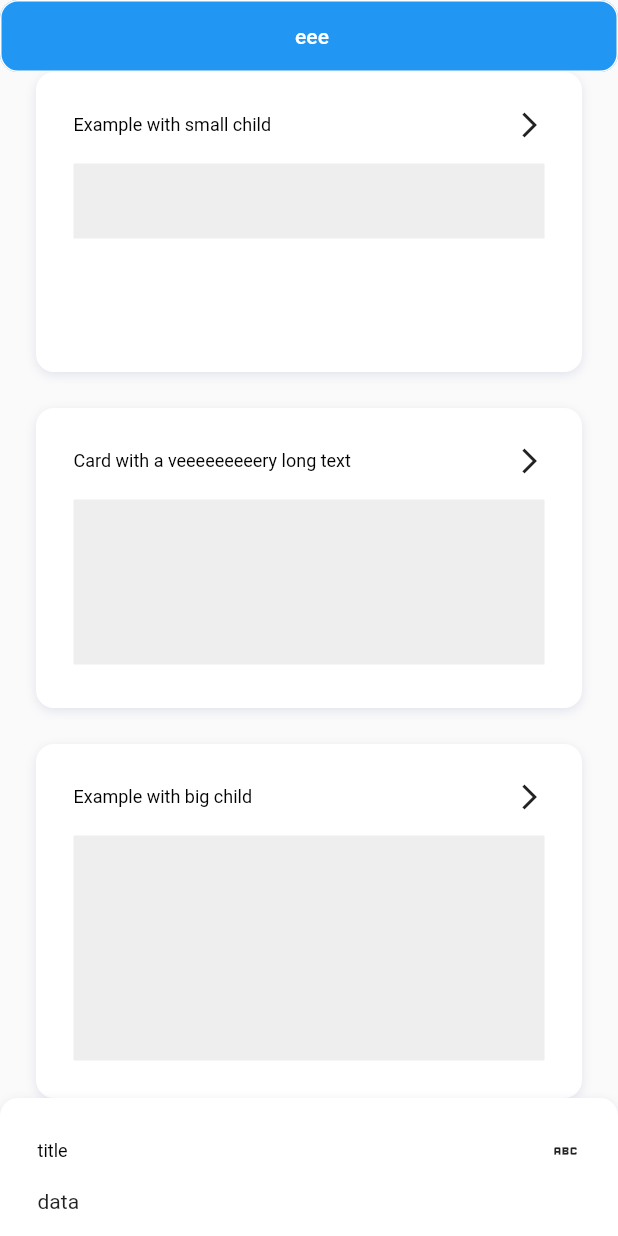
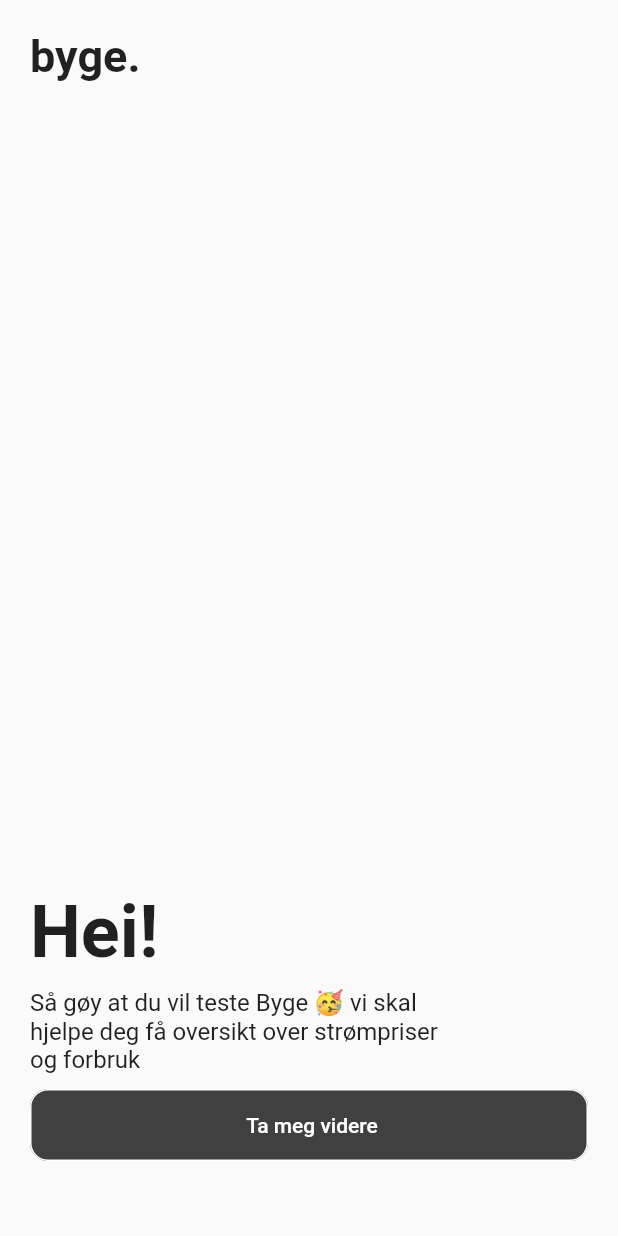
Before and after one commit to GrammersTechnology/Energy-App, a Flutter app: the screen it shows after launch, on a phone screen of 412 x 824 dp. Run offline on Flutter 3.47's test engine with Material 2 defaults, Android fonts, the phone set to English and light mode, and no system bars; our stand-ins replace cloud_firestore, csv, dio, firebase_auth, firebase_core, firebase_storage and 10 more; accounts and stored records are empty.

Commit message:
[UI Update] Implemented Onboarding Screen

```diff
--- /dev/null
+++ b/lib/features/Onboarding/view/onboarding.dart
@@ -0,0 +1,157 @@
+import 'package:demo/features/auth/controller/auth_controller.dart';
+import 'package:demo/features/bottum_navigation_screen.dart';
+import 'package:demo/features/chart/controller/chartcontroller.dart';
+import 'package:demo/utils/const/space_helper.dart';
+import 'package:demo/utils/const/widgets/byge-design-system/buttons/primary_button.dart';
+import 'package:demo/utils/const/widgets/byge-design-system/theme/text_styles.dart';
+import 'package:demo/utils/routes/routes.dart';
+import 'package:flutter/material.dart';
+import 'package:flutter_riverpod/flutter_riverpod.dart';
+
+class OnboardingScreen extends StatelessWidget {
+  const OnboardingScreen({super.key});
+
+  @override
+  Widget build(BuildContext context) {
+    return Scaffold(
+      body: SafeArea(
+        child: Column(
+          crossAxisAlignment: CrossAxisAlignment.start,
+          children: [
+            const Padding(
+              padding: EdgeInsets.all(20.0),
+              child: Text(
+                'byge.',
+                style: TextStyle(fontSize: 30, fontWeight: FontWeight.bold),
+              ),
+            ),
+            const Spacer(),
+            const Padding(
+              padding: EdgeInsets.only(bottom: 10, left: 20),
+              child: Text(
+                'Hei!',
+                style: TextStyle(fontSize: 48, fontWeight: FontWeight.w700),
+              ),
+            ),
+            // vSpaceRegular,
+            const Padding(
+              padding: EdgeInsets.only(bottom: 10, left: 20),
+              child: Text(
+                'Så gøy at du vil teste Byge 🥳 vi skal\nhjelpe deg få oversikt over strømpriser\nog forbruk ',
+                style: TextStyle(fontSize: 16, fontWeight: FontWeight.w400),
+              ),
+            ),
+            // vSpaceSmall,
+            Padding(
+              padding: const EdgeInsets.only(bottom: 50, left: 20, right: 20),
+              child: BygePrimaryButton(
+                label: "Ta meg videre",
+                onPressed: () {
+                  Routes.pushRemoveUntil(screen: const OnboardZone());
+                },
+                color: const Color(0XFF404040),
+              ),
+            ),
+          ],
+        ),
+      ),
+    );
+  }
+}
+
+class OnboardZone extends ConsumerWidget {
+  const OnboardZone({super.key});
+
+  @override
+  Widget build(BuildContext context, WidgetRef ref) {
+    final authRepository = ref.watch(authControllerProvider);
+    ref.watch(chartDropdownListProvider);
+    return Scaffold(
+      body: SafeArea(
+          child: Padding(
+        padding: const EdgeInsets.only(left: 20, right: 20),
+        child: SingleChildScrollView(
+          child: Column(
+            crossAxisAlignment: CrossAxisAlignment.start,
+            // mainAxisAlignment: MainAxisAlignment.spaceEvenly,
+            children: [
+              vSpaceMedium,
+              Center(
+                child: Image.asset('assets/images/Zone-Map.png'),
+              ),
+              vSpaceXl,
+              const Text(
+                'Første må vi få vite hvilken strømsone du hører til, for å vise deg riktig strømpris.',
+                style: TextStyle(
+                    fontSize: 14, fontWeight: FontWeight.w400, height: 1.3),
+              ),
+              vSpaceLarge,
+              const Text(
+                'Hvor i Norge bor du?',
+                style: TextStyle(fontSize: 16, fontWeight: FontWeight.bold),
+              ),
+              vSpaceMedium,
+              // const BygeExpandableCard(
+              //     title: "Velg strømsone",
+              //     child: Column(
+              //       crossAxisAlignment: CrossAxisAlignment.start,
+              //       children: [
+              //         Text('No1'),
+              //         Divider(),
+              //         Text('NO1'),
+              //         Divider(),
+              //         Text('NO2'),
+              //         Divider(),
+              //         Text('NO3'),
+              //         Divider(),
+              //         Text('NO4'),
+              //         Divider(),
+              //         Text('NO5'),
+              //       ],
+              //     )),
+              Container(
+                padding: const EdgeInsets.only(left: 15, right: 15),
+                decoration: BoxDecoration(
+                    borderRadius: const BorderRadius.all(Radius.circular(10)),
+                    border: Border.all(color: Colors.black)),
+                child: SizedBox(
+                  height: 80,
+                  child: Center(
+                    child: DropdownButton(
+                      icon: const Icon(Icons.keyboard_arrow_down_rounded),
+                      hint: Text(
+                        authRepository.dropdowmValue ?? "Velg strømsone",
+                        style: labelLarge,
+                      ),
+                      underline: const SizedBox(),
+                      isExpanded: true,
+                      items: authRepository.dropdwonList
+                          .map(
+                              (e) => DropdownMenuItem(value: e, child: Text(e)))
+                          .toList(),
+                      onChanged: (value) {
+                        authRepository.changeDropDownValue(value);
+                        ref.read(chartDropdownListProvider.notifier).state =
+                            value.toString();
+                      },
+                      onTap: () {},
+                    ),
+                  ),
+                ),
+              ),
+              vSpaceMedium,
+              BygePrimaryButton(
+                label: "Lagre og gå videre",
+                onPressed: () {
+                  Routes.pushRemoveUntil(screen: BottumNavigationScreen());
+                },
+                color: const Color(0XFF404040),
+              ),
+              vSpaceSmall,
+            ],
+          ),
+        ),
+      )),
+    );
+  }
+}
--- a/lib/main.dart
+++ b/lib/main.dart
@@ -1,27 +1,11 @@
+import 'package:demo/features/Onboarding/view/onboarding.dart';
 import 'package:demo/utils/const/themes/colors.dart';
-import 'package:demo/utils/const/widgets/byge-design-system/buttons/examples.dart';
-import 'package:demo/utils/const/widgets/byge-design-system/buttons/primary_button.dart';
-import 'package:demo/utils/const/widgets/byge-design-system/buttons/secondary_button.dart';
-import 'package:demo/utils/const/widgets/byge-design-system/buttons/tertiary_button.dart';
-import 'package:demo/utils/const/widgets/byge-design-system/buttons/toggle_button.dart';
-import 'package:demo/utils/const/widgets/byge-design-system/buttons/toggle_examples.dart';
-import 'package:demo/utils/const/widgets/byge-design-system/cards/byge_nav_card.dart';
-import 'package:demo/utils/const/widgets/byge-design-system/cards/byge_nav_card_example.dart';
-import 'package:demo/utils/const/widgets/byge-design-system/cards/expandable_card.dart';
-import 'package:demo/utils/const/widgets/byge-design-system/cards/expandable_card_examples.dart';
-import 'package:demo/utils/const/widgets/byge-design-system/checkbox/checkbox.dart';
-import 'package:demo/utils/const/widgets/byge-design-system/checkbox/checkbox_examples.dart';
-import 'package:demo/utils/const/widgets/byge-design-system/dropdown/byge_dropdown.dart';
-import 'package:demo/utils/const/widgets/byge-design-system/error_message/error_examples.dart';
-import 'package:demo/utils/const/widgets/byge-design-system/nav_bars/byge_tab_bar/byge_tab_bar.dart';
-import 'package:demo/utils/const/widgets/byge-design-system/nav_bars/byge_tabbed/byge_tabbed.dart';
 import 'package:demo/utils/routes/routes.dart';
 import 'package:firebase_core/firebase_core.dart';
 import 'package:flutter/material.dart';
 import 'package:flutter_riverpod/flutter_riverpod.dart';
 
 import 'utils/controller/local_notification.dart';
-import 'features/auth/screen/splash_screen.dart';
 
 Future<void> main() async {
   WidgetsFlutterBinding.ensureInitialized();
@@ -40,52 +24,54 @@ class MyApp extends StatelessWidget {
   @override
   Widget build(BuildContext context) {
     return MaterialApp(
-      navigatorKey: Routes.navigatorKey,
-      debugShowCheckedModeBanner: false,
-      theme: ThemeData(primaryColor: AppColors.primaryColor),
-      home: Scaffold(
-        body: SafeArea(
-          child: SingleChildScrollView(
-            child: Column(children: [
-              // ButtonExamples(),
-              BygePrimaryButton(label: "eee", onPressed: () {}),
-              // BygeSecondaryButton(
-              //   label: "label",
-              //   onPressed: () {},
-              // ),
-              // BygeTertiaryButton(
-              //   label: "label",
-              //   onPressed: () {},
-              // ),
-              // BygeToggleButton(
-              //   toggled: true,
-              //   toggleText: "toggleText",
-              //   onChanged: (value) {},
-              // ),
-              // ToggleExamples()
-              BygeNavCardExample(),
-              BygeNavCard(
-                title: "title",
-                child: Text("data"),
-                destination: Text('f'),
-                iconData: Icons.abc,
-                iconSize: 20,
-              ),
-              ExpandableCardExamples(),
-              BygeExpandableCard(title: "title", child: Text("data")),
-              CheckboxExamples(),
-              BygeCheckbox(
-                initialValue: true,
-                label: "label",
-                onChanged: (value) {},
-              ),
-              // BygeDropdown(dropdownEntry: [], dropdownHint: dropdownHint, onSelected: onSelected)
-              ErrorExamples(),
-              // BygeTabbedWidgets(widgets: [], tabNames: [])
-            ]),
-          ),
-        ),
-      ),
-    );
+        navigatorKey: Routes.navigatorKey,
+        debugShowCheckedModeBanner: false,
+        theme: ThemeData(primaryColor: AppColors.primaryColor),
+        home: const OnboardingScreen()
+        // Scaffold(
+        //   body: SafeArea(
+        //     child: SingleChildScrollView(
+        //       child:
+        //       Column(children: [
+        //         // ButtonExamples(),
+        //         BygePrimaryButton(label: "eee", onPressed: () {}),
+        //         // BygeSecondaryButton(
+        //         //   label: "label",
+        //         //   onPressed: () {},
+        //         // ),
+        //         // BygeTertiaryButton(
+        //         //   label: "label",
+        //         //   onPressed: () {},
+        //         // ),
+        //         // BygeToggleButton(
+        //         //   toggled: true,
+        //         //   toggleText: "toggleText",
+        //         //   onChanged: (value) {},
+        //         // ),
+        //         // ToggleExamples()
+        //         const BygeNavCardExample(),
+        //         const BygeNavCard(
+        //           title: "title",
+        //           destination: Text('f'),
+        //           iconData: Icons.abc,
+        //           iconSize: 20,
+        //           child: Text("data"),
+        //         ),
+        //         const ExpandableCardExamples(),
+        //         const BygeExpandableCard(title: "title", child: Text("data")),
+        //         const CheckboxExamples(),
+        //         BygeCheckbox(
+        //           initialValue: true,
+        //           label: "label",
+        //           onChanged: (value) {},
+        //         ),
+        //         // BygeDropdown(dropdownEntry: [], dropdownHint: dropdownHint, onSelected: onSelected)
+        //         const ErrorExamples(),
+        //         // BygeTabbedWidgets(widgets: [], tabNames: [])
+        //       ]),
+        //     ),
+        //   ),
+        // ),
+        );
   }
 }
--- a/lib/utils/const/widgets/byge-design-system/buttons/primary_button.dart
+++ b/lib/utils/const/widgets/byge-design-system/buttons/primary_button.dart
@@ -7,11 +7,13 @@ class BygePrimaryButton extends StatelessWidget {
   final VoidCallback onPressed;
   final double minWidth;
   final IconData? icon;
+  final Color? color;
 
   const BygePrimaryButton({
     super.key,
     required this.label,
     required this.onPressed,
+    this.color,
     this.minWidth = double.infinity,
     this.icon,
   });
@@ -25,7 +27,7 @@ class BygePrimaryButton extends StatelessWidget {
       constraints: BoxConstraints(minWidth: minWidth),
       child: TextButton(
         style: ButtonStyle(
-          backgroundColor: MaterialStateProperty.all(bgColor),
+          backgroundColor: MaterialStateProperty.all(color ?? bgColor),
           overlayColor: MaterialStateProperty.all(
             textColor.withOpacity(0.1),
           ),
```
Also changed, not shown: assets/images/Zone-Map.png (added).
